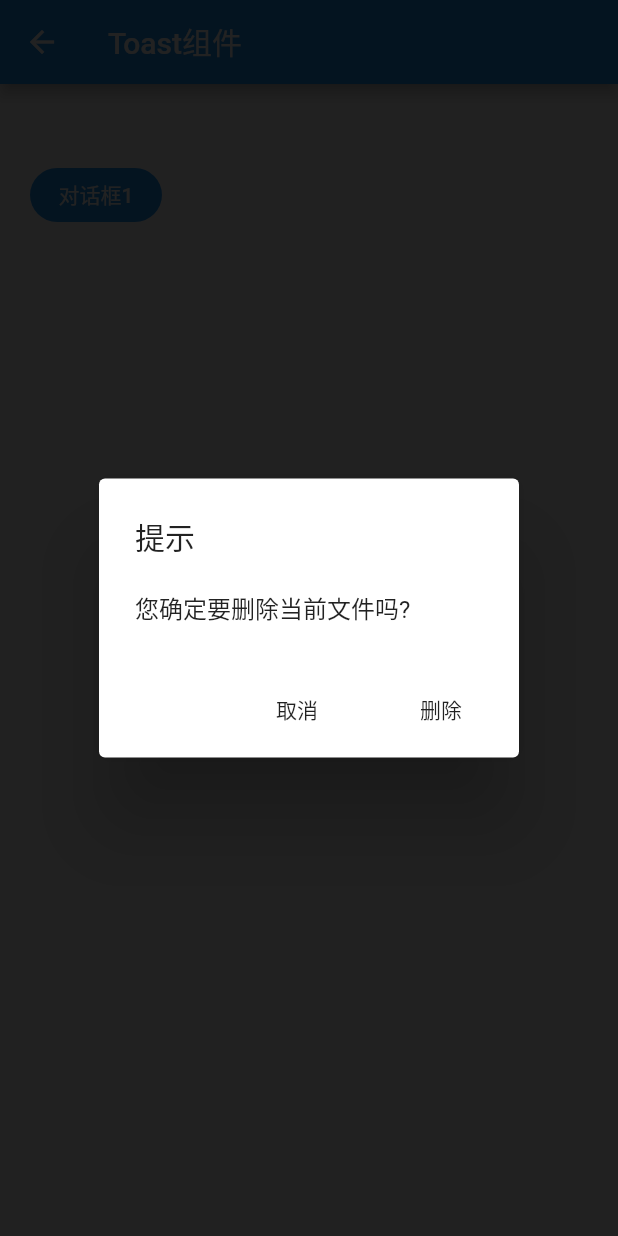
After one commit to yangxinliang/flutter_app_demo, a Flutter app: the FunctionalWidget screen opened directly, after a tap on "对话框1", on a phone screen of 412 x 824 dp. The commit adds this screen. Run offline on Flutter 3.47's test engine with Material 2 defaults, Android fonts, the phone set to English and light mode, and no system bars.

Commit message:
提交： 对话框代码

```diff
--- /dev/null
+++ b/flutter_app/lib/functional_components_page.dart
@@ -0,0 +1,223 @@
+import 'package:flutter/material.dart';
+
+class FunctionalWidget extends StatefulWidget {
+  @override
+  _FunctionalWidgetState createState() => _FunctionalWidgetState();
+}
+
+class _FunctionalWidgetState extends State<FunctionalWidget> {
+  @override
+  Widget build(BuildContext context) {
+    return Scaffold(
+
+      appBar: AppBar(
+
+        title: Text("Toast组件"),
+
+      ),
+
+      body: Container(
+
+        margin: EdgeInsets.only(left: 20,top: 50),
+        child: Column(
+
+
+          children: <Widget>[
+
+            FlatButton(
+              color: Colors.blue,
+              highlightColor: Colors.blue[700],
+              colorBrightness: Brightness.dark,
+              splashColor: Colors.grey,
+              child: Text("对话框1"),
+              shape:
+              RoundedRectangleBorder(borderRadius: BorderRadius.circular(20.0)),
+              onPressed: () {
+
+                print("dad");
+//                _configAlertDialog();
+
+//                showDeleteConfirmDialog1();
+
+//                changeLanguage();
+
+                showDeleteConfirmCustomDialog();
+
+              },
+            ),
+
+
+
+          ],
+
+        ),
+
+      ),
+
+    );
+  }
+
+  //AlertDialog  弹出对话框
+  Future<bool> showDeleteConfirmDialog1() {
+    return showDialog<bool>(
+      context: context,
+      builder: (context) {
+        return AlertDialog(
+          title: Text("提示"),
+          content: Text("您确定要删除当前文件吗?"),
+          actions: <Widget>[
+            FlatButton(
+              child: Text("取消"),
+              onPressed: () => Navigator.of(context).pop(), // 关闭对话框
+            ),
+            FlatButton(
+              child: Text("删除"),
+              onPressed: () {
+                //关闭对话框并返回true
+                Navigator.of(context).pop(true);
+              },
+            ),
+          ],
+        );
+      },
+    );
+  }
+
+ // SimpleDialog
+  Future<void> changeLanguage() async {
+    int i = await showDialog<int>(
+        context: context,
+        builder: (BuildContext context) {
+          return SimpleDialog(
+            title: const Text('请选择语言'),
+            children: <Widget>[
+              SimpleDialogOption(
+                onPressed: () {
+                  // 返回1
+                  Navigator.pop(context, 1);
+                },
+                child: Padding(
+                  padding: const EdgeInsets.symmetric(vertical: 6),
+                  child: const Text('中文简体'),
+                ),
+              ),
+              SimpleDialogOption(
+                onPressed: () {
+                  // 返回2
+                  Navigator.pop(context, 2);
+                },
+                child: Padding(
+                  padding: const EdgeInsets.symmetric(vertical: 6),
+                  child: const Text('美国英语'),
+                ),
+              ),
+            ],
+          );
+        });
+
+    if (i != null) {
+      print("选择了：${i == 1 ? "中文简体" : "美国英语"}");
+    }
+  }
+
+  // Dialog
+  Future<void> showListDialog() async {
+    int index = await showDialog<int>(
+      context: context,
+      builder: (BuildContext context) {
+        var child = Column(
+          children: <Widget>[
+            ListTile(title: Text("请选择")),
+            Expanded(
+                child: ListView.builder(
+                  itemCount: 30,
+                  itemBuilder: (BuildContext context, int index) {
+                    return ListTile(
+                      title: Text("$index"),
+                      onTap: () => Navigator.of(context).pop(index),
+                    );
+                  },
+                )),
+          ],
+        );
+        //使用AlertDialog会报错
+        //return AlertDialog(content: child);
+        return Dialog(child: child);
+      },
+    );
+    if (index != null) {
+      print("点击了：$index");
+    }
+  }
+
+ // 自定义遮罩 等
+  Future<bool> showDeleteConfirmCustomDialog() {
+    return showCustomDialog<bool>(
+      context: context,
+      builder: (context) {
+        return AlertDialog(
+          title: Text("提示"),
+          content: Text("您确定要删除当前文件吗?"),
+          actions: <Widget>[
+            FlatButton(
+              child: Text("取消"),
+              onPressed: () => Navigator.of(context).pop(),
+            ),
+            FlatButton(
+              child: Text("删除"),
+              onPressed: () {
+                // 执行删除操作
+                Navigator.of(context).pop(true);
+              },
+            ),
+          ],
+        );
+      },
+    );
+  }
+
+
+}
+
+
+Future<T> showCustomDialog<T>({
+  @required BuildContext context,
+  bool barrierDismissible = true,
+  WidgetBuilder builder,
+}) {
+  final ThemeData theme = Theme.of(context, shadowThemeOnly: true);
+  return showGeneralDialog(
+    context: context,
+    pageBuilder: (BuildContext buildContext, Animation<double> animation,
+        Animation<double> secondaryAnimation) {
+      final Widget pageChild = Builder(builder: builder);
+      return SafeArea(
+        child: Builder(builder: (BuildContext context) {
+          return theme != null
+              ? Theme(data: theme, child: pageChild)
+              : pageChild;
+        }),
+      );
+    },
+    barrierDismissible: barrierDismissible,
+    barrierLabel: MaterialLocalizations.of(context).modalBarrierDismissLabel,
+    barrierColor: Colors.black87, // 自定义遮罩颜色
+    transitionDuration: const Duration(milliseconds: 150),
+    transitionBuilder: _buildMaterialDialogTransitions,
+  );
+}
+
+Widget _buildMaterialDialogTransitions(
+    BuildContext context,
+    Animation<double> animation,
+    Animation<double> secondaryAnimation,
+    Widget child) {
+  // 使用缩放动画
+  return ScaleTransition(
+    scale: CurvedAnimation(
+      parent: animation,
+      curve: Curves.easeOut,
+    ),
+    child: child,
+  );
+}
--- a/flutter_app/lib/widget_page.dart
+++ b/flutter_app/lib/widget_page.dart
@@ -3,6 +3,7 @@ import 'package:flutter_app/rolling_componernts_page.dart';
 
 import 'basic_components_page.dart';
 import 'container_components_page.dart';
+import 'functional_components_page.dart';
 import 'layout_components_page.dart';
 
 class DemoWidget extends StatefulWidget {
@@ -45,7 +46,12 @@ class _DemoWidgetState extends State<DemoWidget> {
                  Navigator.of(context).push(MaterialPageRoute(
                      builder: (context) => RollingWidget()));
 
+               }else if (index == 4 ) {
+                 Navigator.of(context).push(MaterialPageRoute(
+                     builder: (context) => FunctionalWidget()));
+
                }
+
 
 
             },
```
